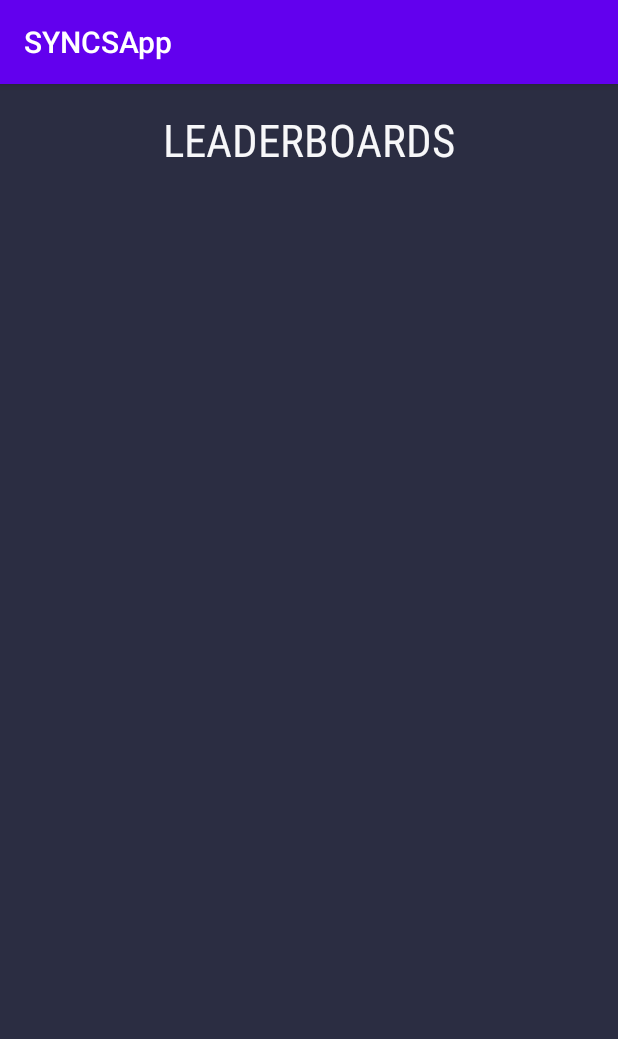
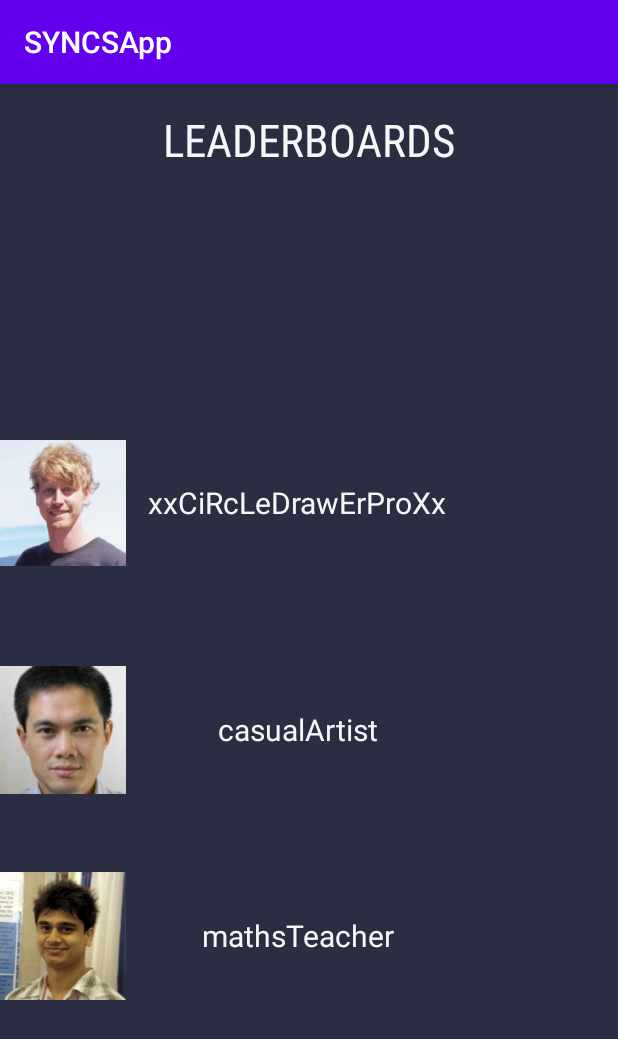
Before and after one commit to AndyLiu11037/SYNCS-hackathon, an Android app: the LeaderboardActivity screen opened directly, with no data from a screen before it, on a phone screen of 412 x 824 dp. Shown: the top 1039 px of the screen. Run offline under Robolectric (Android 15) with nearby library versions, the phone set to English and light mode, and no system bars.

Commit message:
leaderboard tmp

```diff
--- a/Front-End/app/src/main/res/layout/activity_leaderboard.xml
+++ b/Front-End/app/src/main/res/layout/activity_leaderboard.xml
@@ -8,16 +8,113 @@
     tools:context=".LeaderboardActivity" >
 
     <LinearLayout
-        android:id="@+id/linearLayout"
-        android:layout_width="411dp"
-        android:layout_height="74dp"
+        android:layout_width="409dp"
+        android:layout_height="88dp"
         android:orientation="horizontal"
+        android:weightSum="7"
         app:layout_constraintBottom_toBottomOf="parent"
         app:layout_constraintEnd_toEndOf="parent"
         app:layout_constraintHorizontal_bias="0.0"
         app:layout_constraintStart_toStartOf="parent"
         app:layout_constraintTop_toBottomOf="@+id/textView"
-        app:layout_constraintVertical_bias="0.049"></LinearLayout>
+        app:layout_constraintVertical_bias="0.749">
+        >
+
+        <ImageView
+            android:id="@+id/tmp2"
+            android:layout_width="73dp"
+            android:layout_height="match_parent"
+            android:layout_weight="2"
+            app:srcCompat="@drawable/prof3" />
+
+        <TextView
+            android:layout_width="212dp"
+            android:layout_height="match_parent"
+            android:layout_weight="3"
+            android:gravity="center"
+            android:text="mathsTeacher"
+            android:textColor="#F7F7F9"
+            android:textSize="20sp" />
+
+        <TextView
+            android:layout_width="86dp"
+            android:layout_height="match_parent"
+            android:layout_weight="2" />
+
+    </LinearLayout>
+
+    <LinearLayout
+        android:layout_width="409dp"
+        android:layout_height="88dp"
+        android:orientation="horizontal"
+        android:weightSum="7"
+        app:layout_constraintBottom_toBottomOf="parent"
+        app:layout_constraintEnd_toEndOf="parent"
+        app:layout_constraintHorizontal_bias="0.0"
+        app:layout_constraintStart_toStartOf="parent"
+        app:layout_constraintTop_toBottomOf="@+id/textView"
+        app:layout_constraintVertical_bias="0.529">
+        >
+
+        <ImageView
+            android:id="@+id/tmp"
+            android:layout_width="73dp"
+            android:layout_height="match_parent"
+            android:layout_weight="2"
+            app:srcCompat="@drawable/prof2" />
+
+        <TextView
+            android:layout_width="212dp"
+            android:layout_height="match_parent"
+            android:layout_weight="3"
+            android:gravity="center"
+            android:text="casualArtist"
+            android:textColor="#F7F7F9"
+            android:textSize="20sp" />
+
+        <TextView
+            android:layout_width="86dp"
+            android:layout_height="match_parent"
+            android:layout_weight="2" />
+
+    </LinearLayout>
+
+    <LinearLayout
+        android:id="@+id/linearLayout"
+        android:layout_width="409dp"
+        android:layout_height="88dp"
+        android:orientation="horizontal"
+        android:weightSum="7"
+        app:layout_constraintBottom_toBottomOf="parent"
+        app:layout_constraintEnd_toEndOf="parent"
+        app:layout_constraintHorizontal_bias="0.0"
+        app:layout_constraintStart_toStartOf="parent"
+        app:layout_constraintTop_toBottomOf="@+id/textView"
+        app:layout_constraintVertical_bias="0.286">
+        >
+
+        <ImageView
+            android:id="@+id/imageView2"
+            android:layout_width="73dp"
+            android:layout_height="match_parent"
+            android:layout_weight="2"
+            app:srcCompat="@drawable/prof1" />
+
+        <TextView
+            android:layout_width="212dp"
+            android:layout_height="match_parent"
+            android:layout_weight="3"
+            android:gravity="center"
+            android:text="xxCiRcLeDrawErProXx"
+            android:textColor="#F7F7F9"
+            android:textSize="20sp" />
+
+        <TextView
+            android:layout_width="86dp"
+            android:layout_height="match_parent"
+            android:layout_weight="2" />
+
+    </LinearLayout>
 
     <TextView
         android:id="@+id/textView"
@@ -32,4 +129,5 @@
         app:layout_constraintStart_toStartOf="parent"
         app:layout_constraintTop_toTopOf="parent"
         app:layout_constraintVertical_bias="0.023" />
+
 </androidx.constraintlayout.widget.ConstraintLayout>
```
Also changed, not shown: Front-End/app/src/main/res/drawable-v24/prof1.png (added), Front-End/app/src/main/res/drawable-v24/prof2.png (added), Front-End/app/src/main/res/drawable-v24/prof3.png (added).
